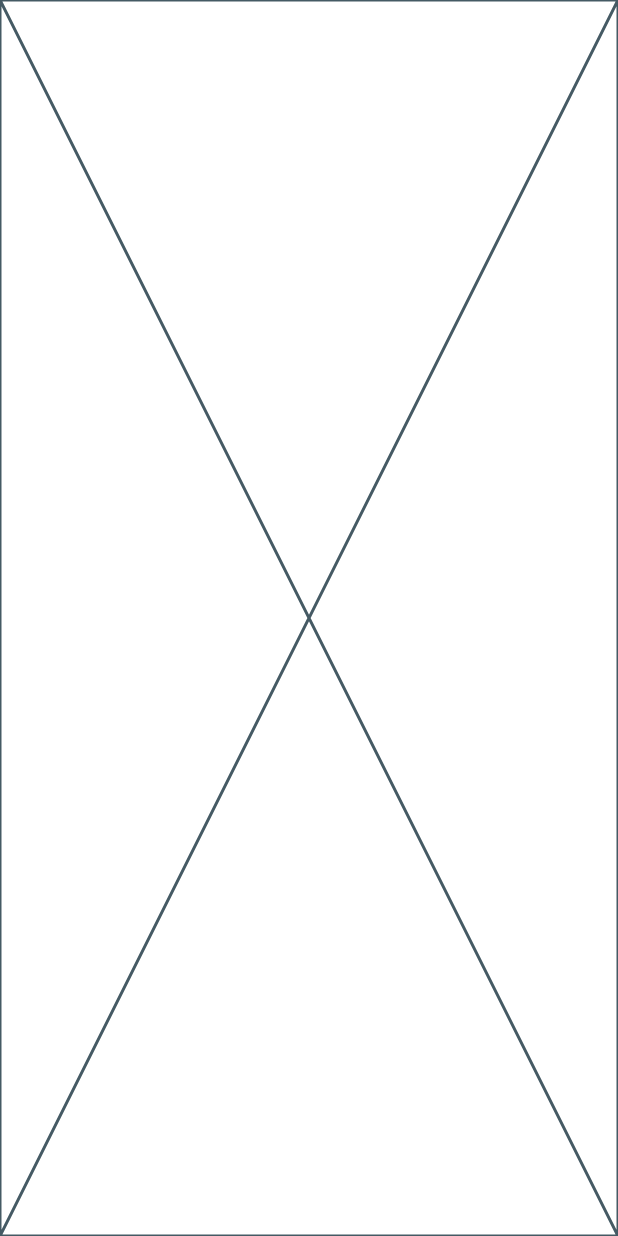
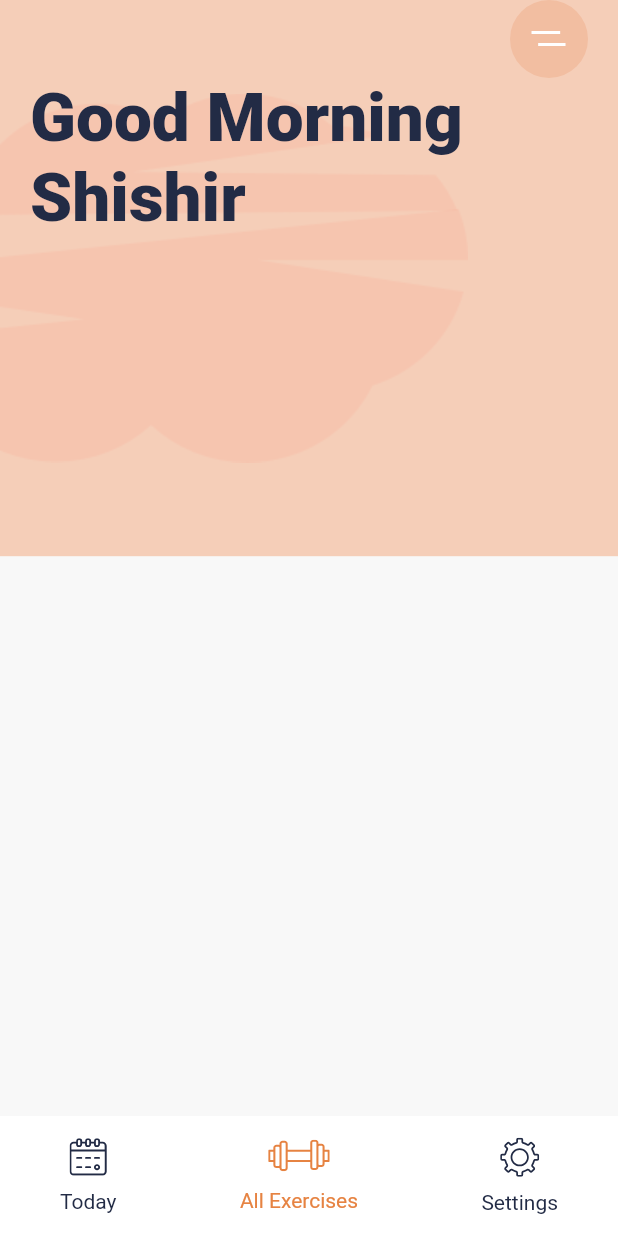
Before and after one commit to j-pcgoncalves/meditation_app, a Flutter app: the screen it shows after launch, on a phone screen of 412 x 824 dp. Run offline on Flutter 3.47's test engine with Material 2 defaults, Android fonts, the phone set to English and light mode, and no system bars; our stand-ins replace flutter_svg.

Commit message:
style BottomNavBar

```diff
--- a/lib/main.dart
+++ b/lib/main.dart
@@ -1,5 +1,7 @@
 import 'package:flutter/material.dart';
+import 'package:flutter_svg/flutter_svg.dart';
 import 'package:meditation_app/constants.dart';
+import 'package:meditation_app/widgets/bottom_nav_bar.dart';
 
 void main() => runApp(const MyApp());
 
@@ -26,6 +28,56 @@ class HomeScreen extends StatelessWidget {
 
   @override
   Widget build(BuildContext context) {
-    return const Placeholder();
+    var size = MediaQuery.of(context)
+        .size; // This gives us the total height and width of our device
+
+    return Scaffold(
+      bottomNavigationBar: const BottomNavBar(),
+      body: Stack(
+        children: <Widget>[
+          Container(
+            // Here the height of the container is 45% of our total height
+            height: size.height * .45,
+            decoration: const BoxDecoration(
+              color: Color(0xFFF5CEB8),
+              image: DecorationImage(
+                alignment: Alignment.centerLeft,
+                image: AssetImage('assets/images/undraw_pilates_gpdb.png'),
+              ),
+            ),
+          ),
+          SafeArea(
+            child: Padding(
+              padding: const EdgeInsets.symmetric(horizontal: 20),
+              child: Column(
+                crossAxisAlignment: CrossAxisAlignment.start,
+                children: <Widget>[
+                  Align(
+                    alignment: Alignment.topRight,
+                    child: Container(
+                      alignment: Alignment.center,
+                      height: 52,
+                      width: 52,
+                      decoration: const BoxDecoration(
+                        color: Color(0xFFF2BEA1),
+                        shape: BoxShape.circle,
+                      ),
+                      child: SvgPicture.asset('assets/icons/menu.svg'),
+                    ),
+                  ),
+                  Text(
+                    'Good Morning \nShishir',
+                    style: Theme.of(context)
+                        .textTheme
+                        .displaySmall
+                        .copyWith(fontWeight: FontWeight.w900),
+                  ),
+                ],
+              ),
+            ),
+          ),
+        ],
+      ),
+    );
   }
 }
--- /dev/null
+++ b/lib/widgets/bottom_nav_bar.dart
@@ -0,0 +1,69 @@
+import 'package:flutter/material.dart';
+import 'package:flutter_svg/flutter_svg.dart';
+import 'package:meditation_app/constants.dart';
+
+class BottomNavBar extends StatelessWidget {
+  const BottomNavBar({Key key}) : super(key: key);
+
+  @override
+  Widget build(BuildContext context) {
+    return Container(
+      padding: const EdgeInsets.symmetric(horizontal: 40, vertical: 10),
+      height: 80,
+      color: Colors.white,
+      child: Row(
+        mainAxisAlignment: MainAxisAlignment.spaceBetween,
+        children: const <Widget>[
+          BottomNavItem(
+            title: 'Today',
+            svgScr: 'assets/icons/calendar.svg',
+          ),
+          BottomNavItem(
+            title: 'All Exercises',
+            svgScr: 'assets/icons/gym.svg',
+            isActive: true,
+          ),
+          BottomNavItem(
+            title: 'Settings',
+            svgScr: 'assets/icons/Settings.svg',
+          ),
+        ],
+      ),
+    );
+  }
+}
+
+class BottomNavItem extends StatelessWidget {
+  final String svgScr;
+  final String title;
+  final Function press;
+  final bool isActive;
+
+  const BottomNavItem({
+    Key key,
+    this.svgScr,
+    this.title,
+    this.press,
+    this.isActive = false,
+  }) : super(key: key);
+
+  @override
+  Widget build(BuildContext context) {
+    return GestureDetector(
+      onTap: press,
+      child: Column(
+        mainAxisAlignment: MainAxisAlignment.spaceAround,
+        children: <Widget>[
+          SvgPicture.asset(
+            svgScr,
+            color: isActive ? kActiveIconColor : kTextColor,
+          ),
+          Text(
+            title,
+            style: TextStyle(color: isActive ? kActiveIconColor : kTextColor),
+          )
+        ],
+      ),
+    );
+  }
+}
```
